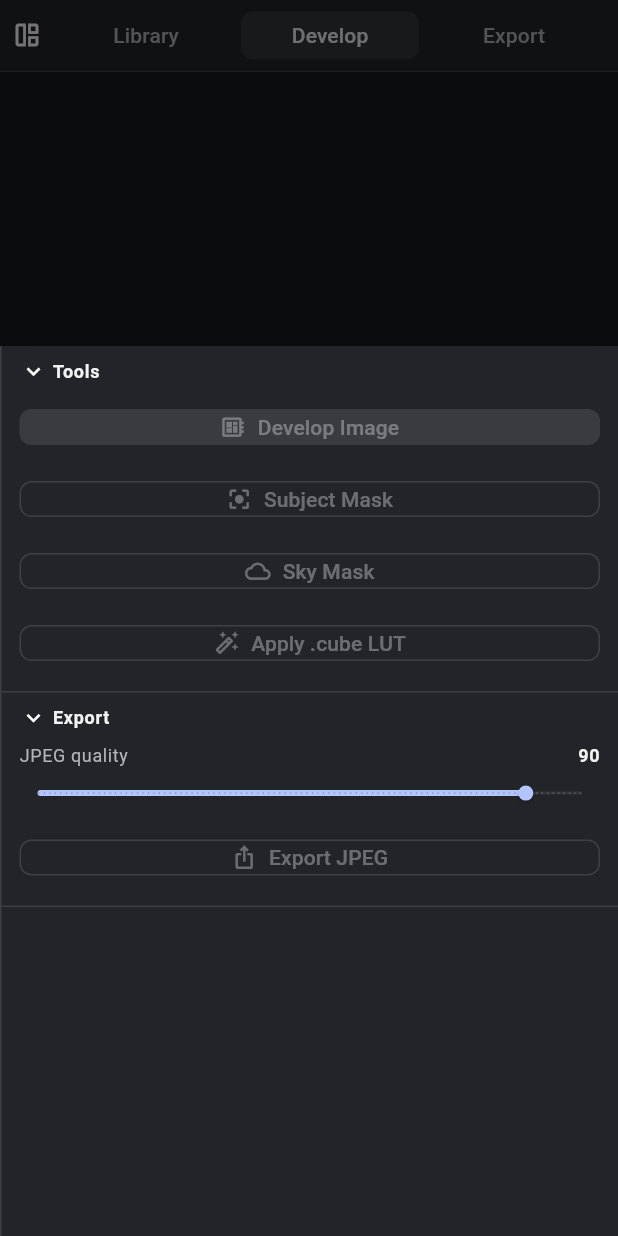
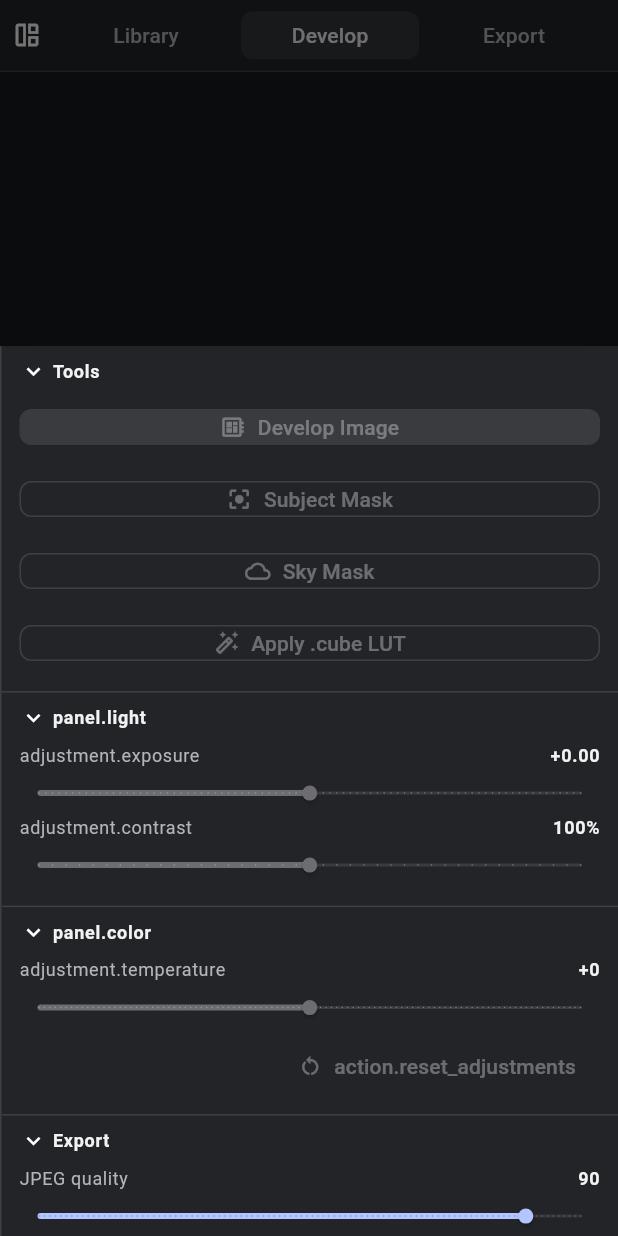
Before and after one commit to dexter-cnx/nixin, a Flutter app: the screen it shows after launch, after a tap on the "tune" icon, on a phone screen of 412 x 824 dp. Run offline on Flutter 3.47's test engine with Material 3 defaults, Android fonts, the light colour scheme and no system bars; our stand-ins replace easy_localization, file_picker, flutter_riverpod, hive, hive_flutter; missing offline and left inert: dart:ffi; accounts and stored records are empty.

Commit message:
feat: add live develop adjustment panels

```diff
--- a/lib/studio/studio_page.dart
+++ b/lib/studio/studio_page.dart
@@ -311,6 +311,76 @@ class _RightPanel extends StatelessWidget {
           ),
         ),
         StudioPanelSection(
+          title: 'panel.light'.tr(),
+          child: Column(
+            crossAxisAlignment: CrossAxisAlignment.stretch,
+            children: [
+              ParameterSlider(
+                label: 'adjustment.exposure'.tr(),
+                value: state.exposure,
+                min: -4,
+                max: 4,
+                divisions: 80,
+                enabled: enabled,
+                valueFormatter: (value) =>
+                    '${value >= 0 ? '+' : ''}${value.toStringAsFixed(2)}',
+                onChanged: controller.setExposure,
+                onChangeEnd: (_) {
+                  controller.develop();
+                },
+              ),
+              ParameterSlider(
+                label: 'adjustment.contrast'.tr(),
+                value: state.contrast,
+                min: 0,
+                max: 2,
+                divisions: 40,
+                enabled: enabled,
+                valueFormatter: (value) => '${(value * 100).round()}%',
+                onChanged: controller.setContrast,
+                onChangeEnd: (_) {
+                  controller.develop();
+                },
+              ),
+            ],
+          ),
+        ),
+        StudioPanelSection(
+          title: 'panel.color'.tr(),
+          child: Column(
+            crossAxisAlignment: CrossAxisAlignment.stretch,
+            children: [
+              ParameterSlider(
+                label: 'adjustment.temperature'.tr(),
+                value: state.temperature * 100,
+                min: -100,
+                max: 100,
+                divisions: 100,
+                enabled: enabled,
+                valueFormatter: (value) =>
+                    '${value >= 0 ? '+' : ''}${value.round()}',
+                onChanged: (value) => controller.setTemperature(value / 100),
+                onChangeEnd: (_) {
+                  controller.develop();
+                },
+              ),
+              const SizedBox(height: StudioSpacing.xs),
+              Align(
+                alignment: Alignment.centerRight,
+                child: TextButton.icon(
+                  onPressed: enabled && state.hasDevelopAdjustments
+                      ? () {
+                          controller.resetDevelopAdjustments();
+                        }
+                      : null,
+                  icon: const Icon(Icons.restart_alt, size: 16),
+                  label: Text('action.reset_adjustments'.tr()),
+                ),
+              ),
+            ],
+          ),
+        ),
+        StudioPanelSection(
           title: 'panel.export'.tr(),
           child: Column(
             crossAxisAlignment: CrossAxisAlignment.stretch,
```
